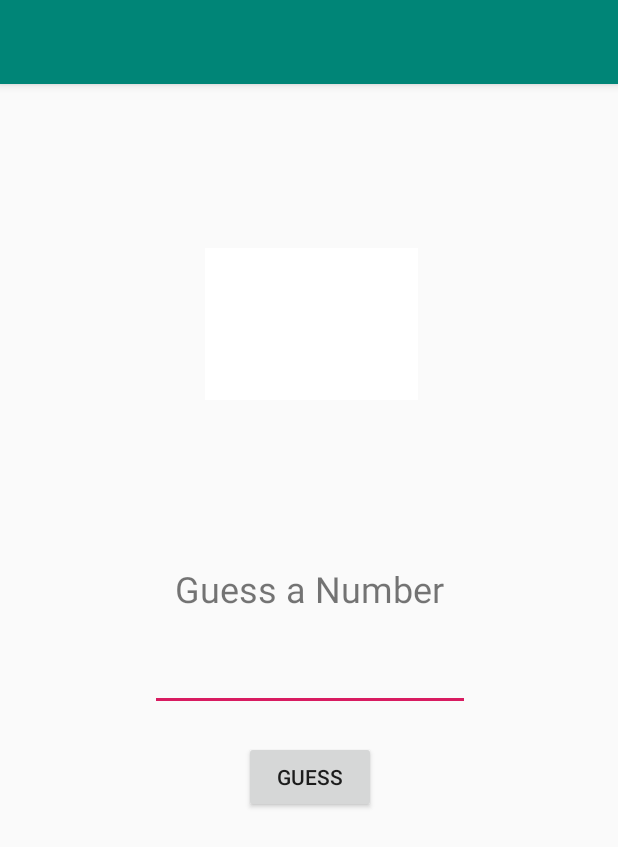
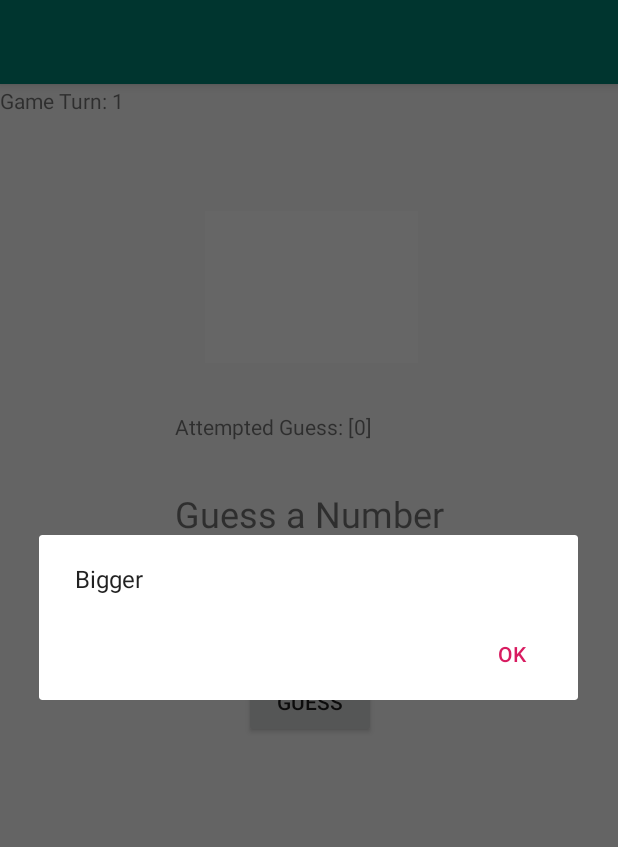
Before and after one commit to lagiacruskiller/guess, an Android app: the MainActivity screen opened directly, with no data from a screen before it, after a tap on "GUESS", on a phone screen of 412 x 824 dp. Shown: the top 847 px of the screen. Run offline under Robolectric (Android 15) with nearby library versions, the phone set to English and light mode, and no system bars; 1 statement that could not run was skipped.

Commit message:
added popup windows erased some unrunnable lines currently working on displaying guessed attempt

```diff
--- a/app/src/main/java/com/example/guess/MainActivity.java
+++ b/app/src/main/java/com/example/guess/MainActivity.java
@@ -1,7 +1,9 @@
 package com.example.guess;
 
+import androidx.appcompat.app.AlertDialog;
 import androidx.appcompat.app.AppCompatActivity;
 
+import android.content.DialogInterface;
 import android.view.View;
 import android.widget.Button;
 import android.widget.TextView;
@@ -10,35 +12,99 @@ import android.widget.ImageView;
 import android.os.Bundle;
 import android.widget.Toast;
 
+import java.util.ArrayList;
+import java.util.List;
+import java.util.Random;
+
 public class MainActivity extends AppCompatActivity {
+    private TextView gameturnbox, guessedbox;
     private Button guessbtn;
     private EditText guessbox;
     private ImageView face;
     private int counter = 0;
     private int guessnum;
+    private int secretnum;
+    public int gameturn = 1;
+    public List<String> guessattempt = new ArrayList<String>();
 
     @Override
     protected void onCreate(Bundle savedInstanceState) {
-        final int secretnum = (int)(Math.random()*9+1);
+        secretnum = new Random().nextInt(10)+1;
         super.onCreate(savedInstanceState);
         setContentView(R.layout.activity_main);
         guessbox = findViewById(R.id.guessbox);
         guessbtn = findViewById(R.id.guessbtn);
+        guessedbox = findViewById(R.id.guessedbox);
         face = findViewById(R.id.face);
+        gameturnbox = findViewById(R.id.gameturnbox);
+        gameturnbox.setText("Game Turn: " + gameturn);
         guessbtn.setOnClickListener(new Button.OnClickListener(){
             @Override
             public void onClick(View v){
                 guessnum = Integer.parseInt((guessbox.getEditableText().toString()));
-                if(guessnum == secretnum && counter < 5) face.setImageResource(R.drawable.shocked);
-                else if(guessnum == secretnum) face.setImageResource(R.drawable.smile);
+                if(guessnum == secretnum && counter < 5) {
+                    face.setImageResource(R.drawable.shocked);
+                    //Toast.makeText(MainActivity.this,"Total guess: "+counter,Toast.LENGTH_LONG).show();
+                    new AlertDialog.Builder(MainActivity.this)
+                            .setIcon(R.drawable.shocked)
+                            .setMessage("Bingo")
+                            .setMessage("Total guess: " + counter)
+                            .setPositiveButton("Replay?", new DialogInterface.OnClickListener() {
+                                @Override
+                                public void onClick(DialogInterface dialog, int which) {
+                                    secretnum = new Random().nextInt(10)+1;
+                                    counter = 0;
+                                    gameturn++;
+                                    face.setVisibility(View.INVISIBLE);
+                                    gameturnbox.setText("Game Turn: " + gameturn);
+                                }
+                            })
+                            .show();
+                }
+                else if(guessnum == secretnum){
+                    face.setImageResource(R.drawable.smile);
+                    //Toast.makeText(MainActivity.this,"Total guess: "+counter,Toast.LENGTH_LONG).show();
+                    new AlertDialog.Builder(MainActivity.this)
+                            .setIcon(R.drawable.smile)
+                            .setMessage("Bingo")
+                            .setMessage("Total guess: " + counter)
+                            .setPositiveButton("Replay?", new DialogInterface.OnClickListener() {
+                                @Override
+                                public void onClick(DialogInterface dialog, int which) {
+                                    secretnum = new Random().nextInt(10)+1;
+                                    counter = 0;
+                                    gameturn++;
+                                    face.setVisibility(View.INVISIBLE);
+                                    gameturnbox.setText("Game Turn: " + gameturn);
+                                    guessbox.setText(null);
+                                }
+                            })
+                            .show();
+                }
                 else{
-                    if(guessnum > secretnum) Toast.makeText(MainActivity.this,"Too Big", Toast.LENGTH_LONG).show();
-                    if(guessnum < secretnum) Toast.makeText(MainActivity.this,"Too small", Toast.LENGTH_LONG).show();
+                    if(guessnum > secretnum){
+                        //Toast.makeText(MainActivity.this,"Too Big", Toast.LENGTH_LONG).show();
+                        new AlertDialog.Builder(MainActivity.this)
+                                .setMessage("Smaller")
+                                .setPositiveButton("OK",null)
+                                .show();
+                    }
+                    if(guessnum < secretnum){
+                        //Toast.makeText(MainActivity.this,"Too small", Toast.LENGTH_LONG).show();
+                        new AlertDialog.Builder(MainActivity.this)
+                                .setMessage("Bigger")
+                                .setPositiveButton("OK",null)
+                                .show();
+                    }
                     if(counter > 10) face.setImageResource(R.drawable.laugh);
                     counter++;
+                    if(!guessattempt.contains(guessnum)) guessattempt.add(String.valueOf(guessnum));
+                    guessedbox.setText("Attempted Guess: " + guessattempt);
+                    Toast.makeText(MainActivity.this,"guess: "+counter,Toast.LENGTH_LONG).show();
                 }
 
             }
         });
+
     }
 }
--- a/app/src/main/res/layout/activity_main.xml
+++ b/app/src/main/res/layout/activity_main.xml
@@ -10,7 +10,7 @@
         android:id="@+id/board"
         android:layout_width="wrap_content"
         android:layout_height="wrap_content"
-        android:layout_marginTop="320dp"
+        android:layout_marginTop="270dp"
         android:text="Guess a Number"
         android:textSize="24sp"
         app:layout_constraintLeft_toLeftOf="parent"
@@ -51,4 +51,22 @@
         app:layout_constraintTop_toTopOf="parent"
         app:srcCompat="?attr/colorBackgroundFloating" />
 
+    <TextView
+        android:id="@+id/gameturnbox"
+        android:layout_width="wrap_content"
+        android:layout_height="wrap_content"
+        android:layout_marginTop="1dp"
+        android:text="Game Turn: "
+        app:layout_constraintStart_toStartOf="parent"
+        app:layout_constraintTop_toTopOf="parent" />
+
+    <TextView
+        android:id="@+id/guessedbox"
+        android:layout_width="wrap_content"
+        android:layout_height="wrap_content"
+        android:text="Attempted Guess: "
+        app:layout_constraintBottom_toTopOf="@+id/board"
+        app:layout_constraintStart_toStartOf="@+id/board"
+        app:layout_constraintTop_toBottomOf="@+id/face" />
+
 </androidx.constraintlayout.widget.ConstraintLayout>
```
Also changed, not shown: 1 other file.
